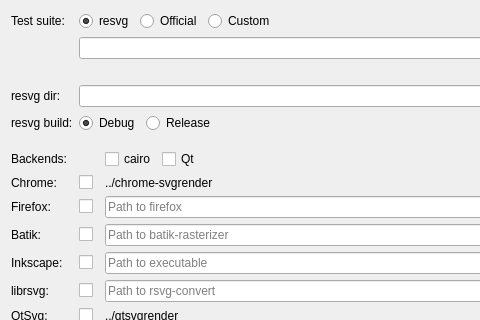
Old version of the form tools/vdiff/src/settingsdialog.ui in the repository RazrFalcon/resvg-test-suite; both pictures show x 0 to 480 and y 0 to 320 of the 848 by 537 pixel window.
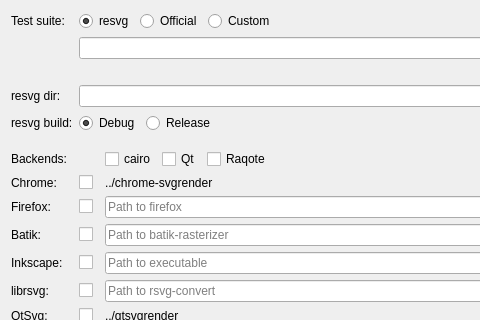
New version of the form.

Commit message: (vdiff) Added Raqote backend.

The edit to the form file:
```diff
--- a/tools/vdiff/src/settingsdialog.ui
+++ b/tools/vdiff/src/settingsdialog.ui
@@ -379,6 +379,13 @@
          </property>
         </widget>
        </item>
+       <item>
+        <widget class="QCheckBox" name="chBoxBackendRaqote">
+         <property name="text">
+          <string>Raqote</string>
+         </property>
+        </widget>
+       </item>
        <item>
         <spacer name="horizontalSpacer_2">
          <property name="orientation">
```
The commit also changes 10 other files.
